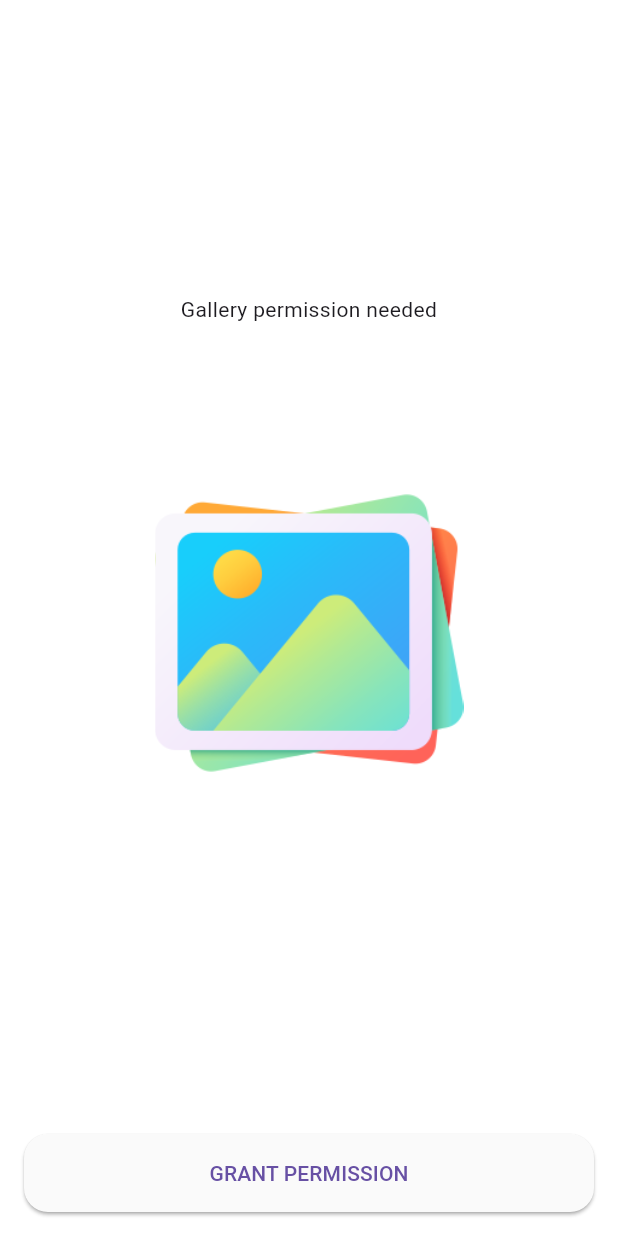
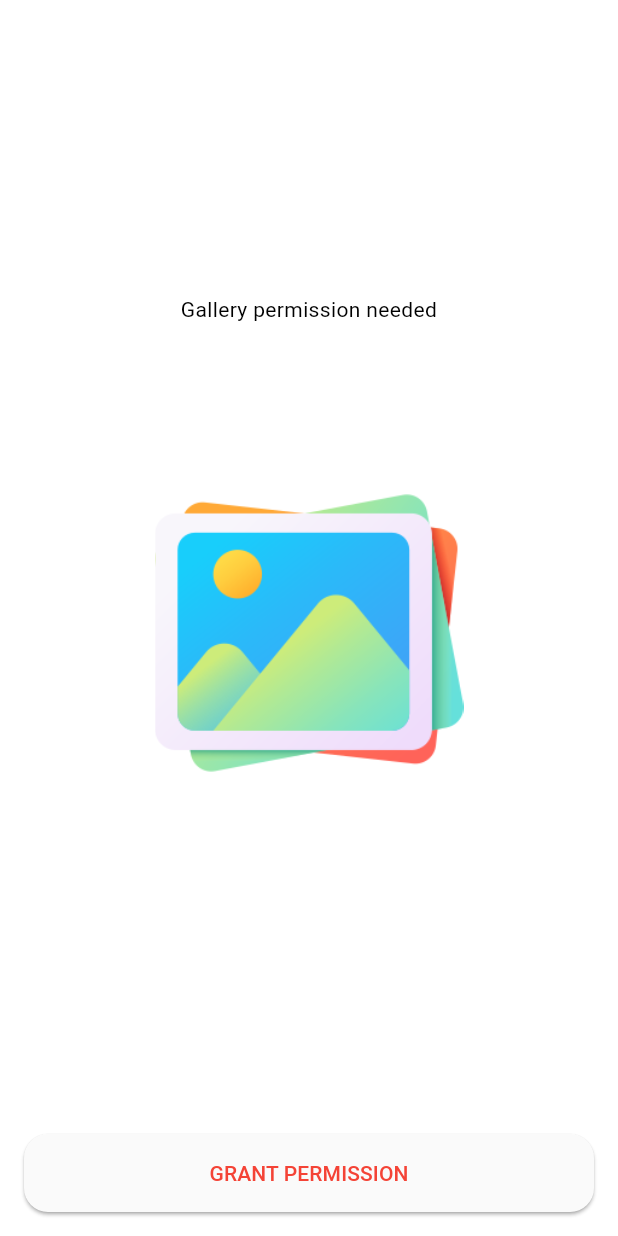
Before and after one commit to Local-ride-sharing/passenger, a Flutter app: the screen it shows after launch, after a tap on "GRANT PERMISSION", on a phone screen of 412 x 824 dp. Run offline on Flutter 3.47's test engine with Material 3 defaults, Android fonts, the light colour scheme and no system bars; our stand-ins replace bloc, cached_network_image, cloud_firestore, firebase_auth, firebase_core, firebase_messaging and 15 more; missing offline and left inert: animated_widgets, firebase_app_check, flutter_google_places, flutter_polyline_points, google_geocoding, google_maps_webservice; accounts and stored records are empty.

Commit message:
data updated

```diff
--- a/lib/main.dart
+++ b/lib/main.dart
@@ -34,8 +34,7 @@ void main() async {
     badge: true,
     sound: true,
   );
-  HydratedBlocOverrides.runZoned(
-    () => runApp(
+  runApp(
     MultiProvider(
       child: MyApp(router, shouldOnBoard),
       providers: [
@@ -49,8 +48,6 @@ void main() async {
         BlocProvider(create: (_) => LocationCubit()),
       ],
     ),
-    ),
-    storage: storage,
   );
 }
 
@@ -69,15 +66,13 @@ class MyApp extends StatelessWidget {
           title: 'T-Moto',
           debugShowCheckedModeBanner: false,
           theme: ThemeData(
-            brightness: theme.isDark ? Brightness.dark : Brightness.light,
-            primarySwatch: theme.accentColor,
-            backgroundColor: theme.backgroundColor,
+            brightness: Brightness.light,
             canvasColor: theme.backgroundColor,
             shadowColor: theme.shadowColor,
             indicatorColor: theme.accentColor,
             elevatedButtonTheme: ElevatedButtonThemeData(
               style: ElevatedButton.styleFrom(
-                primary: theme.secondaryColor,
+                backgroundColor: theme.secondaryColor,
                 elevation: 1,
                 shadowColor: theme.hintColor,
                 shape: RoundedRectangleBorder(borderRadius: BorderRadius.circular(16)),
@@ -96,7 +91,7 @@ class MyApp extends StatelessWidget {
               elevation: 0,
             ),
             splashColor: Colors.transparent,
-            splashFactory: NoSplash.splashFactory,
+            splashFactory: NoSplash.splashFactory, colorScheme: ColorScheme.fromSwatch(primarySwatch: theme.accentColor).copyWith(background: theme.backgroundColor),
           ),
           home: shouldOnBoard ? OnBoardScreen() : LauncherScreen(),
           onGenerateRoute: (settings) => router.generateRoute(settings),
--- a/lib/src/utils/theme_helper.dart
+++ b/lib/src/utils/theme_helper.dart
@@ -18,7 +18,7 @@ class ThemeHelper {
   bool get isDark => value == ThemeValue.light
       ? false
       : value == ThemeValue.systemPreferred
-          ? SchedulerBinding.instance!.window.platformBrightness == Brightness.dark
+          ? SchedulerBinding.instance.platformDispatcher.platformBrightness == Brightness.dark
           : true;
 
   MaterialColor get accentColor => Colors.red;
```
Also changed, not shown: pubspec.yaml (+19 -19 lines), 3 other files. Lines whose indentation alone changed are shown as unchanged.
